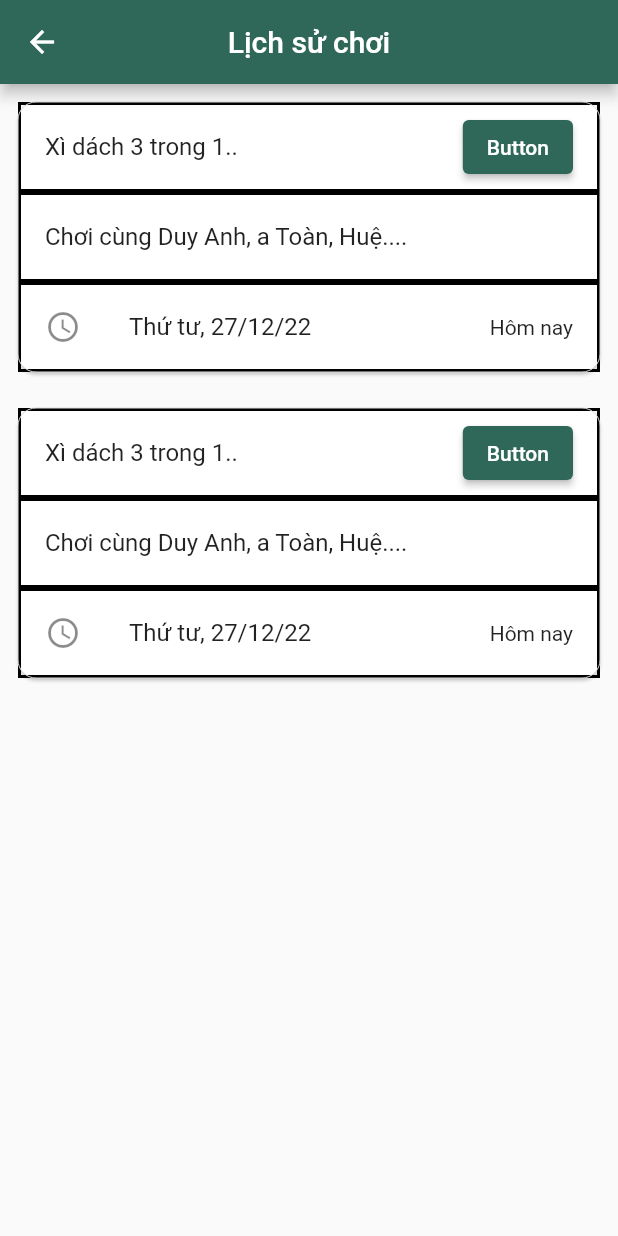
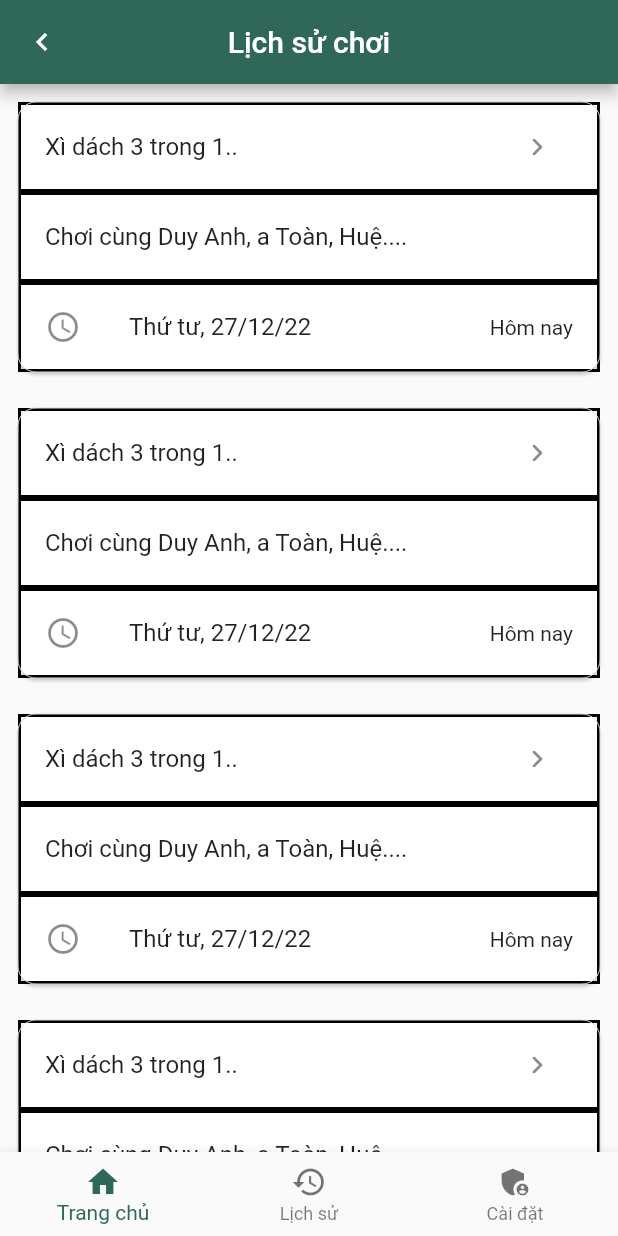
Before and after one commit to solirjin/flutter_application_1, a Flutter app: the screen it shows after launch, on a phone screen of 412 x 824 dp. Run offline on Flutter 3.47's test engine with Material 2 defaults, Android fonts, the phone set to English and light mode, and no system bars.

Commit message:
Update main.dart

```diff
--- a/lib/main.dart
+++ b/lib/main.dart
@@ -67,6 +67,20 @@ class MyHomePage extends StatefulWidget {
 }
 
 class _MyHomePageState extends State<MyHomePage> {
+  int _selectedIndex = 0;
+
+  static const List<Widget> _widgetOptions = <Widget>[
+    Text('Home Page'),
+    Text('Search Page'),
+    Text('Profile Page'),
+  ];
+
+  void _onItemTapped(int index) {
+    setState(() {
+      _selectedIndex = index;
+    });
+  }
+
   @override
   Widget build(BuildContext context) {
     return Scaffold(
@@ -78,6 +92,26 @@ class _MyHomePageState extends State<MyHomePage> {
       // ]),
       // body: Toan(),
       body: const GameSession(),
+      //body: Center(
+      //  child: _widgetOptions.elementAt(_selectedIndex),
+      bottomNavigationBar: BottomNavigationBar(
+        items: const <BottomNavigationBarItem>[
+          BottomNavigationBarItem(
+            icon: Icon(Icons.home),
+            label: 'Trang chủ',
+          ),
+          BottomNavigationBarItem(
+            icon: Icon(Icons.history_sharp),
+            label: 'Lịch sử',
+          ),
+          BottomNavigationBarItem(
+            icon: Icon(Icons.admin_panel_settings_sharp),
+            label: 'Cài đặt',
+          ),
+        ],
+        currentIndex: _selectedIndex,
+        onTap: _onItemTapped,
+      ),
       // body: DuyAnh(),
       // floatingActionButton: FloatingActionButton(
       //   onPressed: _incrementCounter,
@@ -96,7 +130,7 @@ class GameSession extends StatelessWidget {
     return Scaffold(
       appBar: AppBar(
         leading: IconButton(
-          icon: const Icon(Icons.arrow_back),
+          icon: const Icon(Icons.navigate_before),
           onPressed: () {
             debugPrint('debug:');
           },
@@ -108,7 +142,7 @@ class GameSession extends StatelessWidget {
         centerTitle: true,
       ),
       body: ListView.builder(
-        itemCount: 2, // replace 10 with the length of your list
+        itemCount: 10, // replace 10 with the length of your list
         itemBuilder: (BuildContext context, int index) {
           return Card(
             margin: EdgeInsets.all(12.0),
@@ -134,9 +168,11 @@ class GameSession extends StatelessWidget {
                   padding: EdgeInsets.zero,
                   child: ListTile(
                     title: Text('Xì dách 3 trong 1..'),
-                    trailing: ElevatedButton(
-                      onPressed: () {},
-                      child: Text('Button'),
+                    trailing: IconButton(
+                      icon: Icon(Icons.navigate_next_rounded),
+                      onPressed: () {
+                        // Do something when the button is pressed
+                      },
                     ),
                   ),
                 ),
@@ -165,7 +201,7 @@ class GameSession extends StatelessWidget {
                   margin: EdgeInsets.all(0.0),
                   padding: EdgeInsets.zero,
                   child: ListTile(
-                    leading: Icon(Icons.access_time),
+                    leading: const Icon(Icons.access_time),
                     title: Text('Thứ tư, 27/12/22'),
                     trailing: Text('Hôm nay'),
                   ),
```
